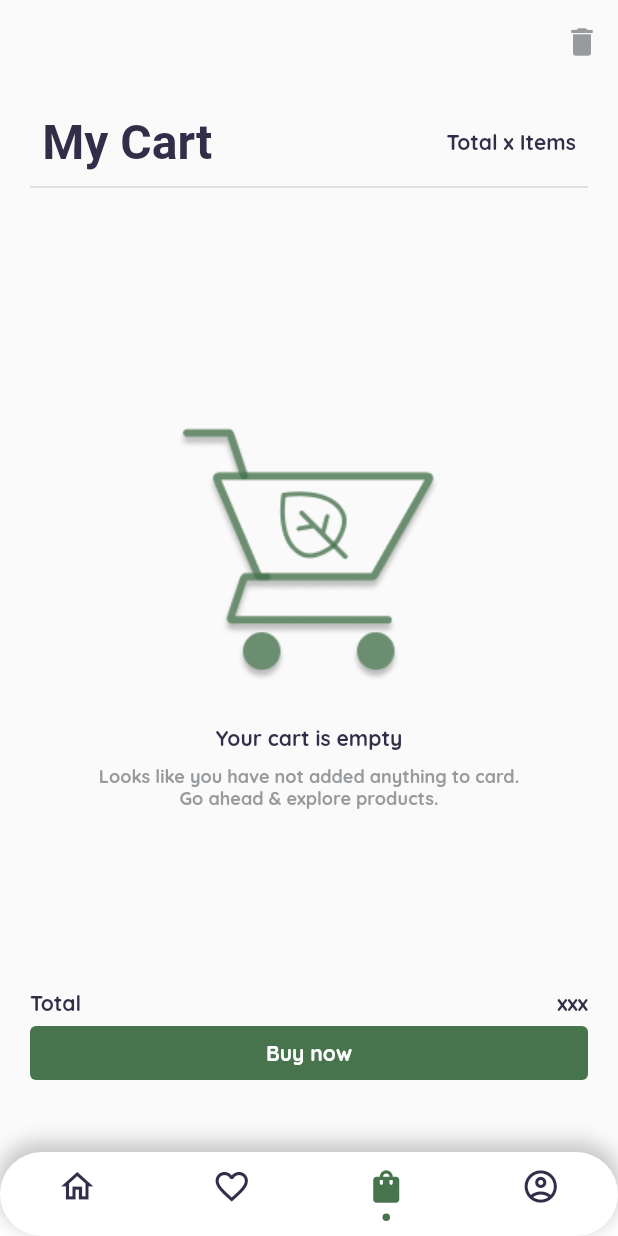
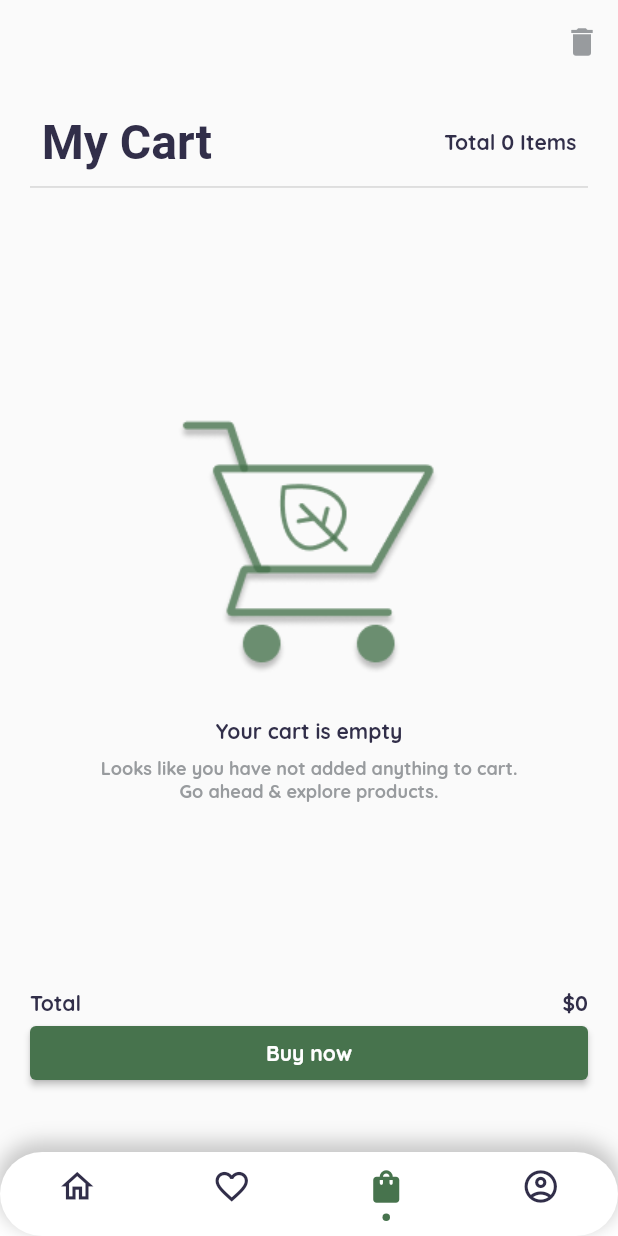
Before and after one commit to zerocrazy65/Plantplay, a Flutter app: the screen it shows after launch, item 3 of the bottom bar chosen, after a tap on the "delete" icon, on a phone screen of 412 x 824 dp. Run offline on Flutter 3.47's test engine with Material 2 defaults, Android fonts, the phone set to English and light mode, and no system bars; drawn by our look-alikes of persistent_bottom_nav_bar; our stand-ins replace carousel_slider, google_fonts, smooth_page_indicator; accounts and stored records are empty; network calls fail; Roboto replaces fonts that are missing (Manjari).

Commit message:
ADD CartStore Function

```diff
--- a/lib/main.dart
+++ b/lib/main.dart
@@ -1,12 +1,19 @@
 import 'package:flutter/material.dart';
+import 'package:flutter_application_1/providers/cartProviders.dart';
 import 'package:flutter_application_1/screens/authentication/login.dart';
 
 import 'package:flutter_application_1/widgets/navbar.dart';
+import 'package:provider/provider.dart';
 
 void main() async {
   // Initialize Firebase App
   WidgetsFlutterBinding.ensureInitialized();
-  runApp(const MaterialApp(home: MyApplication()));
+  runApp(
+    ChangeNotifierProvider(
+      create: (context) => CartProvider(),
+      child: const MyApplication(),
+    ),
+  );
 }
 
 class MyApplication extends StatelessWidget {
--- /dev/null
+++ b/lib/providers/cartProviders.dart
@@ -0,0 +1,19 @@
+import 'package:flutter/material.dart';
+
+import '../middleware/connect.dart';
+
+class CartProvider extends ChangeNotifier {
+  List<ProductConstructor> cartStore = [];
+
+  void addToCart(ProductConstructor product) {
+    cartStore.add(product);
+    notifyListeners();
+  }
+
+  void removeItemFromCart(ProductConstructor item) {
+    cartStore.remove(item);
+    notifyListeners();
+  }
+
+  // Add other cart manipulation methods as needed
+}
--- a/lib/screens/shopping/cart.dart
+++ b/lib/screens/shopping/cart.dart
@@ -1,27 +1,46 @@
 import 'package:flutter/material.dart';
 import 'package:flutter/src/widgets/framework.dart';
 import 'package:flutter_application_1/theme/style.dart';
+import '../../middleware/connect.dart';
+import 'package:provider/provider.dart';
+
+import '../../providers/cartProviders.dart';
 
 class CartPage extends StatefulWidget {
   const CartPage({super.key});
 
   @override
-  State<CartPage> createState() => _CartPageState();
+  State<CartPage> createState() => CartPageState();
 }
 
-class _CartPageState extends State<CartPage> {
-  List<String> cartStore = [];
+class CartPageState extends State<CartPage> {
+  bool isDelete = false;
   @override
   Widget build(BuildContext context) {
+    final cartProvider = Provider.of<CartProvider>(context);
+    List<ProductConstructor> cartStore = cartProvider.cartStore;
     final screenHeight = MediaQuery.of(context).size.height;
     final screenWidth = MediaQuery.of(context).size.width;
+    int totalPrice = 0;
+
+    int calTotal() {
+      for (var item in cartStore) {
+        totalPrice += item.price!;
+      }
+      return totalPrice;
+    }
+
     return Scaffold(
       appBar: AppBar(
         backgroundColor: Colors.transparent,
         elevation: 0.0,
         actions: [
           IconButton(
-            onPressed: () {},
+            onPressed: () {
+              setState(() {
+                isDelete = !isDelete;
+              });
+            },
             icon: const ColorFiltered(
                 colorFilter: ColorFilter.mode(
                   ColorTheme.greyColor,
@@ -56,17 +75,15 @@ class _CartPageState extends State<CartPage> {
                       width: screenWidth * 0.3,
                     ),
                     Text(
-                      "Total x Items",
+                      "Total ${cartStore.length} Items",
                       style: FontTheme.bodyText,
                     ),
                   ],
                 ),
               ),
             ),
-            Container(
-              child: Column(
-                children: [
             if (cartStore.isEmpty)
+              Column(children: [
                 Column(
                   children: [
                     Image.asset('assets/img/cartEmpty.png'),
@@ -78,7 +95,7 @@ class _CartPageState extends State<CartPage> {
                       height: screenHeight * 0.01,
                     ),
                     Text(
-                          'Looks like you have not added anything to card.',
+                      'Looks like you have not added anything to cart.',
                       style: FontTheme.subBodyText,
                     ),
                     Text(
@@ -87,17 +104,91 @@ class _CartPageState extends State<CartPage> {
                     ),
                   ],
                 )
+              ])
             else
+              Expanded(
+                child: SingleChildScrollView(
+                  child: Column(
+                    children: [
+                      for (var item in cartStore)
                         Column(
                           children: [
-                        for (var item in cartStore) Text(item),
+                            const SizedBox(
+                              height: 10,
+                            ),
+                            Container(
+                              decoration: BoxDecoration(
+                                color: ColorTheme.blurGreenColor,
+                                borderRadius: BorderRadius.circular(10.0),
+                              ),
+                              child: Row(
+                                children: [
+                                  SizedBox(
+                                    width: screenWidth * 0.3,
+                                    height: screenHeight * 0.15,
+                                    child: Image.asset(
+                                      item.img.toString(),
+                                      fit: BoxFit.contain,
+                                    ),
+                                  ),
+                                  const SizedBox(
+                                    width: 10,
+                                  ),
+                                  Column(
+                                    crossAxisAlignment:
+                                        CrossAxisAlignment.start,
+                                    children: [
+                                      Text(
+                                        item.name.toString(),
+                                        style: FontTheme.bodyText,
+                                      ),
+                                      const SizedBox(
+                                        height: 3,
+                                      ),
+                                      Text(
+                                        '\$${item.price.toString()}',
+                                        style: FontTheme.detailText,
+                                      ),
+                                    ],
+                                  ),
+                                  if (isDelete)
+                                    Expanded(
+                                      child: Align(
+                                        alignment: Alignment.centerRight,
+                                        child: Transform.scale(
+                                          scale: 1.3,
+                                          child: IconButton(
+                                            onPressed: () {
+                                              setState(() {
+                                                cartProvider
+                                                    .removeItemFromCart(item);
+                                              });
+                                            },
+                                            icon: Icon(
+                                              Icons.delete_forever,
+                                              color: Colors.red[400],
+                                            ),
+                                          ),
+                                        ),
+                                      ),
+                                    ),
+                                  const SizedBox(
+                                    width: 10,
+                                  )
+                                ],
+                              ),
+                            ),
                           ],
                         ),
                     ],
                   ),
                 ),
+              ),
             Column(
               children: [
+                const SizedBox(
+                  height: 10,
+                ),
                 Row(
                   mainAxisAlignment: MainAxisAlignment.spaceBetween,
                   children: [
@@ -106,7 +197,7 @@ class _CartPageState extends State<CartPage> {
                       style: FontTheme.bodyText,
                     ),
                     Text(
-                      'xxx',
+                      '\$${calTotal().toString()}',
                       style: FontTheme.bodyText,
                     ),
                   ],
@@ -114,7 +205,9 @@ class _CartPageState extends State<CartPage> {
                 SizedBox(
                   width: double.infinity,
                   child: ElevatedButton(
-                    onPressed: null,
+                    onPressed: () {
+                      print(cartStore);
+                    },
                     style: ButtonStyle(
                       backgroundColor: MaterialStateProperty.all<Color>(
                           ColorTheme.mainGreenColor),
--- a/lib/theme/style.dart
+++ b/lib/theme/style.dart
@@ -48,6 +48,7 @@ class ColorTheme {
   static const Color greyColor = Color.fromARGB(255, 152, 155, 158);
   static const Color whiteColor = Color(0xfff0f0f0);
   static const Color bgCartColor = Color(0xFFECECEC);
+  static const Color blurGreenColor = Color(0xFFD7E6D9);
   static const Color mainGreenColor = Color(0xFF47734D);
   static const Color highlightColor = Color(0xFF1C9E73);
   static const Color introPageColor = Color(0xFF447055);
--- a/pubspec.yaml
+++ b/pubspec.yaml
@@ -39,6 +39,7 @@ dependencies:
    carousel_slider: ^4.2.1
    smooth_page_indicator: ^1.1.0
    persistent_bottom_nav_bar: ^5.0.2
+   provider: ^6.0.5
 
 flutter_icons:
    android: true
```
Also changed, not shown: lib/widgets/productWidgets.dart (+29 -14 lines), pubspec.lock. Lines whose indentation alone changed are shown as unchanged.
